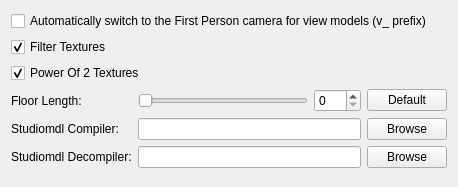
Qt form src/tools/hlmv/ui/options/OptionsPageStudioModel.ui (SamVanheer/HalfLifeAssetManager) before a commit.
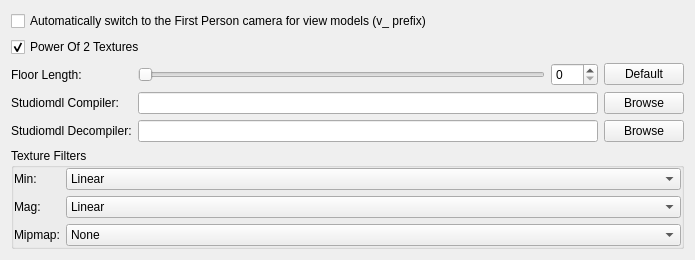
The same form after that commit.

Commit message: Rework texture filtering settings to allow separate configuration of min, mag & mipmap settings

Diff of the .ui file:
```diff
--- a/src/tools/hlmv/ui/options/OptionsPageStudioModel.ui
+++ b/src/tools/hlmv/ui/options/OptionsPageStudioModel.ui
@@ -6,8 +6,8 @@
    <rect>
     <x>0</x>
     <y>0</y>
-    <width>458</width>
-    <height>187</height>
+    <width>695</width>
+    <height>246</height>
    </rect>
   </property>
   <property name="windowTitle">
@@ -19,51 +19,20 @@
      <property name="bottomMargin">
       <number>0</number>
      </property>
-     <item row="4" column="0">
-      <widget class="QLabel" name="label_2">
-       <property name="text">
-        <string>Studiomdl Compiler:</string>
-       </property>
-      </widget>
-     </item>
-     <item row="5" column="3">
-      <widget class="QPushButton" name="BrowseDecompiler">
-       <property name="text">
-        <string>Browse</string>
-       </property>
-      </widget>
-     </item>
-     <item row="3" column="2">
+     <item row="2" column="2">
       <widget class="QSpinBox" name="FloorLengthSpinner">
        <property name="maximum">
         <number>100</number>
        </property>
       </widget>
      </item>
-     <item row="3" column="3">
-      <widget class="QPushButton" name="ResetFloorLength">
+     <item row="2" column="0">
+      <widget class="QLabel" name="label">
        <property name="text">
-        <string>Default</string>
+        <string>Floor Length:</string>
        </property>
       </widget>
      </item>
-     <item row="3" column="1">
-      <widget class="QSlider" name="FloorLengthSlider">
-       <property name="orientation">
-        <enum>Qt::Horizontal</enum>
-       </property>
-      </widget>
-     </item>
-     <item row="4" column="3">
-      <widget class="QPushButton" name="BrowseCompiler">
-       <property name="text">
-        <string>Browse</string>
-       </property>
-      </widget>
-     </item>
-     <item row="5" column="1" colspan="2">
-      <widget class="QLineEdit" name="Decompiler"/>
-     </item>
      <item row="0" column="0" colspan="4">
       <widget class="QCheckBox" name="AutodetectViewmodels">
        <property name="text">
@@ -71,47 +40,31 @@
        </property>
       </widget>
      </item>
-     <item row="4" column="1" colspan="2">
+     <item row="3" column="3">
+      <widget class="QPushButton" name="BrowseCompiler">
+       <property name="text">
+        <string>Browse</string>
+       </property>
+      </widget>
+     </item>
+     <item row="2" column="1">
+      <widget class="QSlider" name="FloorLengthSlider">
+       <property name="orientation">
+        <enum>Qt::Horizontal</enum>
+       </property>
+      </widget>
+     </item>
+     <item row="3" column="1" colspan="2">
       <widget class="QLineEdit" name="Compiler"/>
      </item>
-     <item row="5" column="0">
+     <item row="4" column="0">
       <widget class="QLabel" name="label_3">
        <property name="text">
         <string>Studiomdl Decompiler:</string>
        </property>
       </widget>
      </item>
-     <item row="3" column="0">
-      <widget class="QLabel" name="label">
-       <property name="text">
-        <string>Floor Length:</string>
-       </property>
-      </widget>
-     </item>
      <item row="1" column="0" colspan="4">
-      <widget class="QCheckBox" name="FilterTextures">
-       <property name="text">
-        <string>Filter Textures</string>
-       </property>
-       <property name="checked">
-        <bool>true</bool>
-       </property>
-      </widget>
-     </item>
-     <item row="6" column="0">
-      <spacer name="verticalSpacer">
-       <property name="orientation">
-        <enum>Qt::Vertical</enum>
-       </property>
-       <property name="sizeHint" stdset="0">
-        <size>
-         <width>20</width>
-         <height>0</height>
-        </size>
-       </property>
-      </spacer>
-     </item>
-     <item row="2" column="0" colspan="4">
       <widget class="QCheckBox" name="PowerOf2Textures">
        <property name="text">
         <string>Power Of 2 Textures</string>
@@ -121,8 +74,161 @@
        </property>
       </widget>
      </item>
+     <item row="2" column="3">
+      <widget class="QPushButton" name="ResetFloorLength">
+       <property name="text">
+        <string>Default</string>
+       </property>
+      </widget>
+     </item>
+     <item row="3" column="0">
+      <widget class="QLabel" name="label_2">
+       <property name="text">
+        <string>Studiomdl Compiler:</string>
+       </property>
+      </widget>
+     </item>
+     <item row="4" column="1" colspan="2">
+      <widget class="QLineEdit" name="Decompiler"/>
+     </item>
+     <item row="4" column="3">
+      <widget class="QPushButton" name="BrowseDecompiler">
+       <property name="text">
+        <string>Browse</string>
+       </property>
+      </widget>
+     </item>
     </layout>
    </item>
+   <item>
+    <widget class="QGroupBox" name="groupBox">
+     <property name="title">
+      <string>Texture Filters</string>
+     </property>
+     <property name="flat">
+      <bool>true</bool>
+     </property>
+     <layout class="QGridLayout" name="gridLayout">
+      <property name="leftMargin">
+       <number>0</number>
+      </property>
+      <property name="topMargin">
+       <number>0</number>
+      </property>
+      <property name="rightMargin">
+       <number>0</number>
+      </property>
+      <property name="bottomMargin">
+       <number>0</number>
+      </property>
+      <item row="0" column="0">
+       <widget class="QLabel" name="label_10">
+        <property name="sizePolicy">
+         <sizepolicy hsizetype="Fixed" vsizetype="Preferred">
+          <horstretch>0</horstretch>
+          <verstretch>0</verstretch>
+         </sizepolicy>
+        </property>
+        <property name="text">
+         <string>Min:</string>
+        </property>
+       </widget>
+      </item>
+      <item row="0" column="1">
+       <widget class="QComboBox" name="MinFilter">
+        <property name="currentIndex">
+         <number>1</number>
+        </property>
+        <item>
+         <property name="text">
+          <string>Point</string>
+         </property>
+        </item>
+        <item>
+         <property name="text">
+          <string>Linear</string>
+         </property>
+        </item>
+       </widget>
+      </item>
+      <item row="1" column="0">
+       <widget class="QLabel" name="label_11">
+        <property name="sizePolicy">
+         <sizepolicy hsizetype="Fixed" vsizetype="Preferred">
+          <horstretch>0</horstretch>
+          <verstretch>0</verstretch>
+         </sizepolicy>
+        </property>
+        <property name="text">
+         <string>Mag:</string>
+        </property>
+       </widget>
+      </item>
+      <item row="1" column="1">
+       <widget class="QComboBox" name="MagFilter">
+        <property name="currentIndex">
+         <number>1</number>
+        </property>
+        <item>
+         <property name="text">
+          <string>Point</string>
+         </property>
+        </item>
+        <item>
+         <property name="text">
+          <string>Linear</string>
+         </property>
+        </item>
+       </widget>
+      </item>
+      <item row="2" column="0">
+       <widget class="QLabel" name="label_12">
+        <property name="sizePolicy">
+         <sizepolicy hsizetype="Fixed" vsizetype="Preferred">
+          <horstretch>0</horstretch>
+          <verstretch>0</verstretch>
+         </sizepolicy>
+        </property>
+        <property name="text">
+         <string>Mipmap:</string>
+        </property>
+       </widget>
+      </item>
+      <item row="2" column="1">
+       <widget class="QComboBox" name="MipmapFilter">
+        <item>
+         <property name="text">
+          <string>None</string>
+         </property>
+        </item>
+        <item>
+         <property name="text">
+          <string>Point</string>
+         </property>
+        </item>
+        <item>
+         <property name="text">
+          <string>Linear</string>
+         </property>
+        </item>
+       </widget>
+      </item>
+     </layout>
+    </widget>
+   </item>
+   <item>
+    <spacer name="verticalSpacer">
+     <property name="orientation">
+      <enum>Qt::Vertical</enum>
+     </property>
+     <property name="sizeHint" stdset="0">
+      <size>
+       <width>20</width>
+       <height>0</height>
+      </size>
+     </property>
+    </spacer>
+   </item>
   </layout>
  </widget>
  <resources/>
```
The commit also changes 8 other files.
